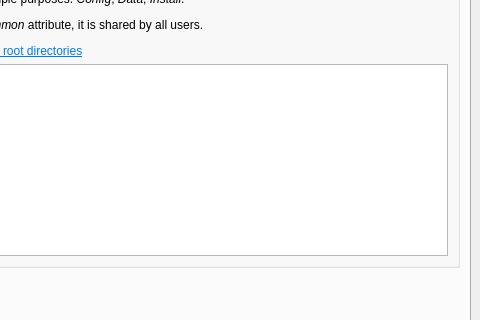
This is Programs/MiKTeX/Console/Qt/mainwindow.ui in MiKTeX/miktex as Qt 5 draws it before an edit; both pictures show x 320 to 800 and y 126 to 446 of the 800 by 558 pixel window. The edited form follows.
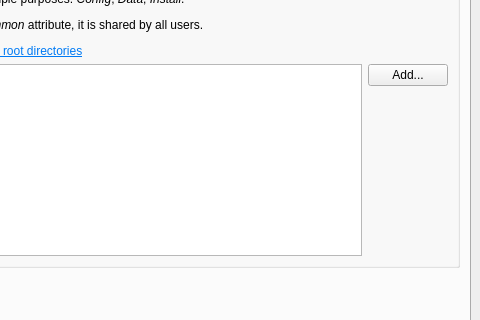
This is the edited form. The open tabs and pages were chosen to show the change. Icons and pictures are not drawn.

Commit message: MiKTeX Console

```diff
--- a/Programs/MiKTeX/Console/Qt/mainwindow.ui
+++ b/Programs/MiKTeX/Console/Qt/mainwindow.ui
@@ -811,7 +811,7 @@
            </attribute>
            <layout class="QVBoxLayout" name="yyyy">
             <item>
-             <widget class="QGroupBox" name="verticalGroupBox">
+             <widget class="QGroupBox" name="groupDirectories">
               <property name="title">
                <string>TEXMF root directories</string>
               </property>
@@ -824,11 +824,42 @@
                 </widget>
                </item>
                <item>
+                <layout class="QHBoxLayout" name="horizontalLayout_6">
+                 <item>
                 <widget class="QTreeView" name="treeViewRoots">
                  <property name="selectionMode">
                   <enum>QAbstractItemView::NoSelection</enum>
                  </property>
-                </widget>
+                   <property name="allColumnsShowFocus">
+                    <bool>true</bool>
+                   </property>
+                  </widget>
+                 </item>
+                 <item>
+                  <layout class="QVBoxLayout" name="verticalLayout_13">
+                   <item>
+                    <widget class="QPushButton" name="buttonAddRoot">
+                     <property name="text">
+                      <string>Add...</string>
+                     </property>
+                    </widget>
+                   </item>
+                   <item>
+                    <spacer name="verticalSpacer_11">
+                     <property name="orientation">
+                      <enum>Qt::Vertical</enum>
+                     </property>
+                     <property name="sizeHint" stdset="0">
+                      <size>
+                       <width>20</width>
+                       <height>40</height>
+                      </size>
+                     </property>
+                    </spacer>
+                   </item>
+                  </layout>
+                 </item>
+                </layout>
                </item>
               </layout>
              </widget>
```
Lines whose indentation alone changed are shown as unchanged. The commit also changes 2 other files.
